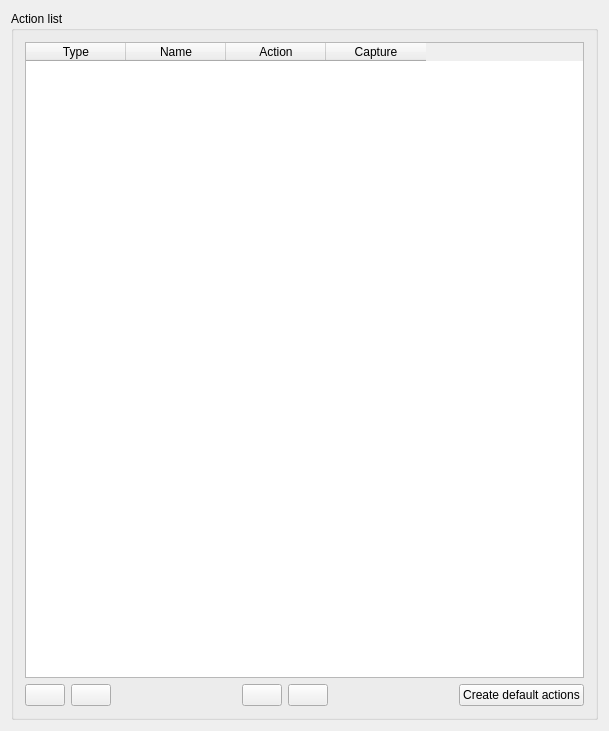
Above: src/ui/qgsattributeactiondialogbase.ui from qgis/QGIS before the change. Below: the same form after it.
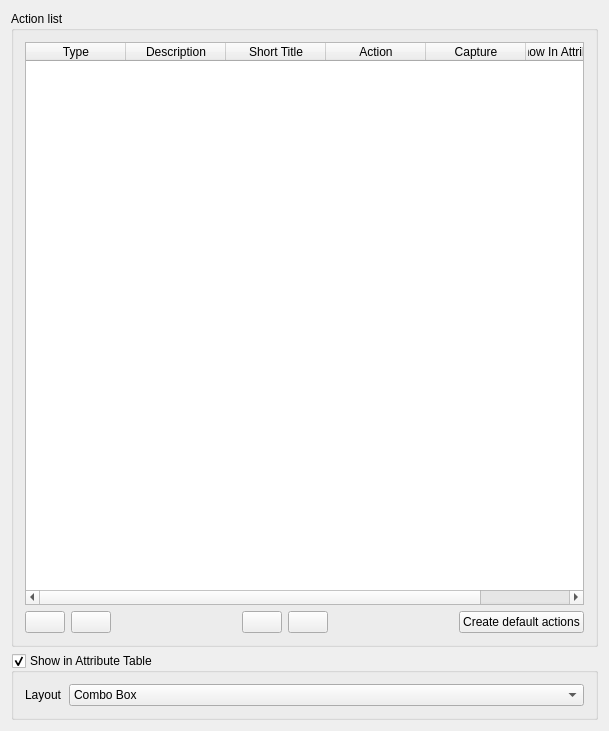
That is the form after the change. Icons and pictures are not drawn. Custom widgets are drawn as their Qt base class.

Commit message: Add new properties short name and show in attribute table to actions

Patch:
```diff
--- a/src/ui/qgsattributeactiondialogbase.ui
+++ b/src/ui/qgsattributeactiondialogbase.ui
@@ -146,7 +146,7 @@
          <enum>QAbstractItemView::SelectRows</enum>
         </property>
         <property name="columnCount">
-         <number>4</number>
+         <number>6</number>
         </property>
         <column>
          <property name="text">
@@ -155,7 +155,12 @@
         </column>
         <column>
          <property name="text">
-          <string>Name</string>
+          <string>Description</string>
+         </property>
+        </column>
+        <column>
+         <property name="text">
+          <string>Short Title</string>
          </property>
         </column>
         <column>
@@ -168,6 +173,11 @@
           <string>Capture</string>
          </property>
         </column>
+        <column>
+         <property name="text">
+          <string>Show In Attribute Table</string>
+         </property>
+        </column>
        </widget>
       </item>
       <item row="1" column="2">
@@ -200,6 +210,39 @@
      </layout>
     </widget>
    </item>
+   <item row="2" column="0">
+    <widget class="QgsCollapsibleGroupBox" name="mShowInAttributeTable">
+     <property name="title">
+      <string>Show in Attribute Table</string>
+     </property>
+     <property name="checkable">
+      <bool>true</bool>
+     </property>
+     <layout class="QFormLayout" name="formLayout">
+      <item row="0" column="0">
+       <widget class="QLabel" name="label">
+        <property name="text">
+         <string>Layout</string>
+        </property>
+       </widget>
+      </item>
+      <item row="0" column="1">
+       <widget class="QComboBox" name="comboBox">
+        <item>
+         <property name="text">
+          <string>Combo Box</string>
+         </property>
+        </item>
+        <item>
+         <property name="text">
+          <string>Separate Buttons</string>
+         </property>
+        </item>
+       </widget>
+      </item>
+     </layout>
+    </widget>
+   </item>
   </layout>
  </widget>
  <layoutdefault spacing="6" margin="11"/>
```
The commit also changes 14 other files.
